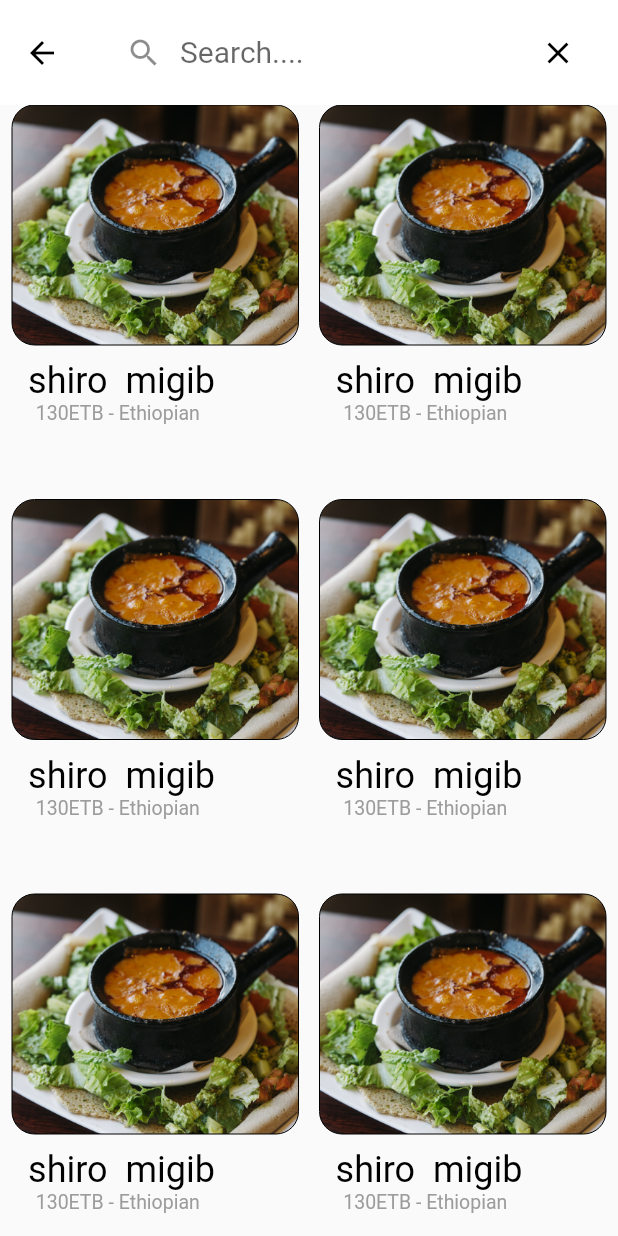
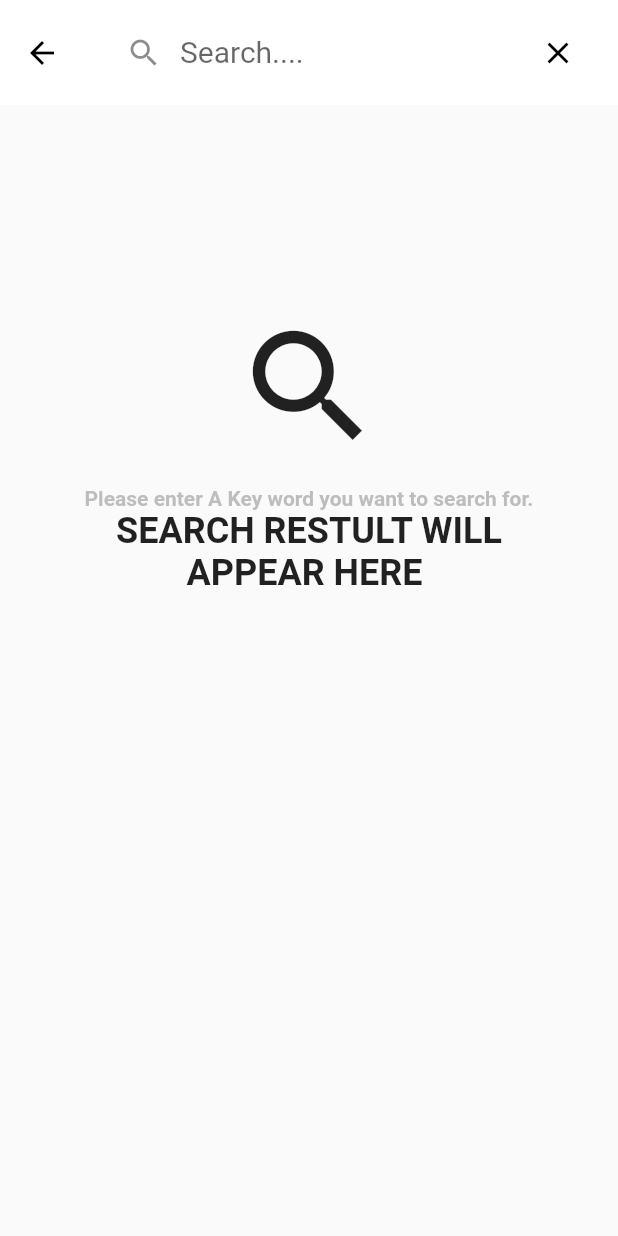
Before and after one commit to Zagwe/enebla_user_app, a Flutter app: the Search screen opened directly, on a phone screen of 412 x 824 dp. Run offline on Flutter 3.47's test engine with Material 2 defaults, Android fonts, the phone set to English and light mode, and no system bars; our stand-ins replace carousel_slider, google_nav_bar, line_icons, modal_bottom_sheet, smooth_page_indicator; missing offline and left inert: dart:ffi, flutter_settings_ui; network calls fail.

```diff
--- a/lib/screens/search/search.dart
+++ b/lib/screens/search/search.dart
@@ -3,7 +3,9 @@ import 'package:flutter/material.dart';
 class Search extends StatelessWidget {
   Search({Key? key}) : super(key: key);
 
-  List<String> searchResult = ['130ETB - Ethiopian', 'shiro migib'];
+  List<String> searchResult = [
+    // '130ETB - Ethiopian', 'shiro migib'
+  ];
 
   @override
   Widget build(BuildContext context) {
@@ -55,17 +57,28 @@ class Search extends StatelessWidget {
                       padding: EdgeInsets.all(8.0),
                       child: Column(
                         children: [
-                          Text(
+                          Center(
+                            child: Text(
                               'Please enter A Key word you want to search for.',
                               style: TextStyle(
                                   fontSize: 14,
                                   fontWeight: FontWeight.w600,
                                   color: Color.fromARGB(133, 133, 133, 133)),
                             ),
-                          Text(
-                            'SEARCH RESTULT WILL APPEAR HERE ',
+                          ),
+                          Center(
+                            child: Text(
+                              'SEARCH RESTULT WILL',
                               style: TextStyle(
                                   fontSize: 24, fontWeight: FontWeight.w600),
+                            ),
+                          ),
+                          Center(
+                            child: Text(
+                              'APPEAR HERE ',
+                              style: TextStyle(
+                                  fontSize: 24, fontWeight: FontWeight.w600),
+                            ),
                           ),
                         ],
                       ),
```
Lines whose indentation alone changed are shown as unchanged.
